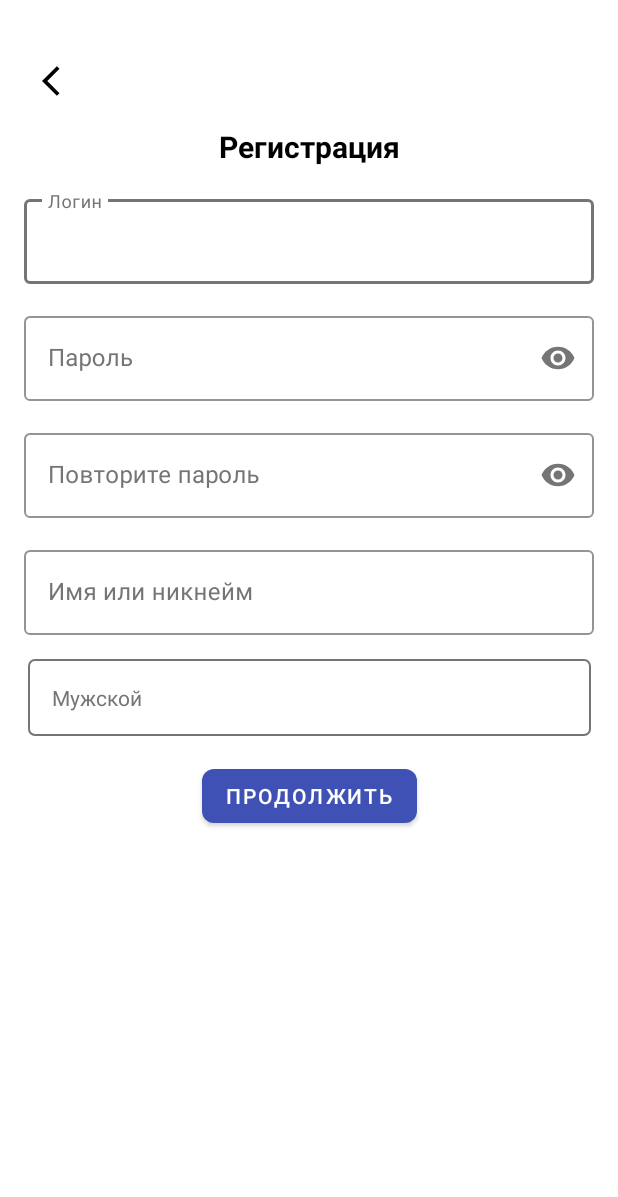
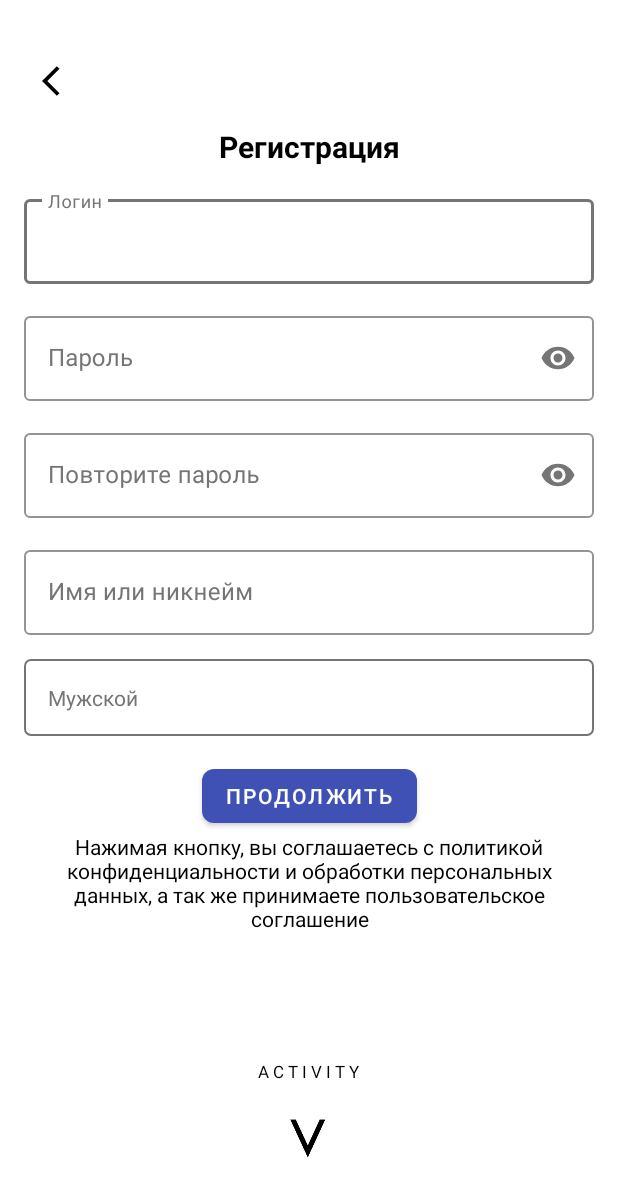
Before and after one commit to PABEHTO/mobileApp, an Android app built with Jetpack Compose: the RegisterActivity screen opened directly, with no data from a screen before it, on a phone screen of 412 x 824 dp. Shown: the top 1197 px of the screen. Run offline under Robolectric (Android 15) with nearby library versions, the phone set to English and light mode, and no system bars.

Commit message:
fourth:imgs+ScrollView

```diff
--- /dev/null
+++ b/app/src/main/res/drawable/ic_app_logo.xml
@@ -0,0 +1,5 @@
+<vector xmlns:android="http://schemas.android.com/apk/res/android" android:autoMirrored="true" android:height="800dp" android:viewportHeight="32" android:viewportWidth="32" android:width="800dp">
+
+    <path android:fillColor="#000000" android:pathData="M15.906,20.625l5.281,-11.469h2.469l-7.75,16.844 -7.781,-16.844h2.469z"/>
+
+</vector>
--- a/app/src/main/res/layout/activity_register.xml
+++ b/app/src/main/res/layout/activity_register.xml
@@ -1,9 +1,17 @@
 <?xml version="1.0" encoding="utf-8"?>
-<androidx.constraintlayout.widget.ConstraintLayout xmlns:android="http://schemas.android.com/apk/res/android"
+
+<ScrollView
+
     xmlns:app="http://schemas.android.com/apk/res-auto"
     xmlns:tools="http://schemas.android.com/tools"
+    xmlns:android="http://schemas.android.com/apk/res/android"
     android:layout_width="match_parent"
     android:layout_height="match_parent"
+    android:fillViewport="true">
+
+<androidx.constraintlayout.widget.ConstraintLayout
+    android:layout_width="match_parent"
+    android:layout_height="wrap_content"
     android:padding="16dp">
 
     <ImageButton
@@ -128,11 +136,10 @@
     <Spinner
 
         android:id="@+id/gender_spinner"
-        android:layout_width="375dp"
-        android:layout_height="51dp"
         android:layout_marginTop="16dp"
         android:background="@drawable/edittext_border"
-
+        android:layout_width="match_parent"
+        android:layout_height="wrap_content"
         android:padding="8dp"
         app:layout_constraintEnd_toEndOf="parent"
         app:layout_constraintStart_toStartOf="parent"
@@ -152,4 +159,40 @@
         app:layout_constraintTop_toBottomOf="@id/gender_spinner"
         tools:ignore="MissingConstraints" />
 
+    <TextView
+        android:id="@+id/textView3"
+        android:layout_width="355dp"
+        android:layout_height="139dp"
+        android:text="Нажимая кнопку, вы соглашаетесь с политикой конфиденциальности и обработки персональных данных, а так же принимаете пользовательское соглашение"
+        android:textAlignment="center"
+        android:textColor="@color/black"
+        app:layout_constraintEnd_toEndOf="parent"
+        app:layout_constraintStart_toStartOf="parent"
+        app:layout_constraintTop_toBottomOf="@+id/continue_button" />
+
+    <TextView
+        android:id="@+id/textView4"
+        android:layout_width="wrap_content"
+        android:layout_height="wrap_content"
+        android:layout_marginTop="152dp"
+        android:textColor="@color/black"
+        android:text="A C T I V I T Y"
+        android:textSize="11dp"
+        app:layout_constraintEnd_toEndOf="parent"
+        app:layout_constraintHorizontal_bias="0.498"
+        app:layout_constraintStart_toStartOf="parent"
+        app:layout_constraintTop_toTopOf="@+id/textView3" />
+
+    <ImageView
+        android:id="@+id/imageView2"
+        android:layout_width="48dp"
+        android:layout_height="61dp"
+        android:layout_marginTop="32dp"
+        app:layout_constraintEnd_toEndOf="parent"
+        app:layout_constraintHorizontal_bias="0.498"
+        app:layout_constraintStart_toStartOf="parent"
+        app:layout_constraintTop_toBottomOf="@+id/textView3"
+        app:srcCompat="@drawable/ic_app_logo" />
+
 </androidx.constraintlayout.widget.ConstraintLayout>
+</ScrollView>
--- /dev/null
+++ b/app/src/main/res/mipmap-anydpi-v26/ic_registration_bicycles.xml
@@ -0,0 +1,5 @@
+<?xml version="1.0" encoding="utf-8"?>
+<adaptive-icon xmlns:android="http://schemas.android.com/apk/res/android">
+    <background android:drawable="@drawable/ic_registration_bicycles_background"/>
+    <foreground android:drawable="@mipmap/ic_registration_bicycles_foreground"/>
+</adaptive-icon>
```
Also changed, not shown: app/src/main/res/drawable/ic_registration_bicycles_background.xml (added, +74 -0 lines), app/src/main/res/layout/activity_login.xml (+32 -19 lines), app/src/main/res/layout/activity_main.xml (+40 -3 lines), app/src/main/res/mipmap-hdpi/ic_registration_bicycles_foreground.png (added), app/src/main/res/mipmap-mdpi/ic_registration_bicycles_foreground.png (added), app/src/main/res/mipmap-xhdpi/ic_registration_bicycles_foreground.png (added), app/src/main/res/mipmap-xxhdpi/ic_registration_bicycles_foreground.png (added), app/src/main/res/mipmap-xxxhdpi/ic_registration_bicycles_foreground.png (added).
